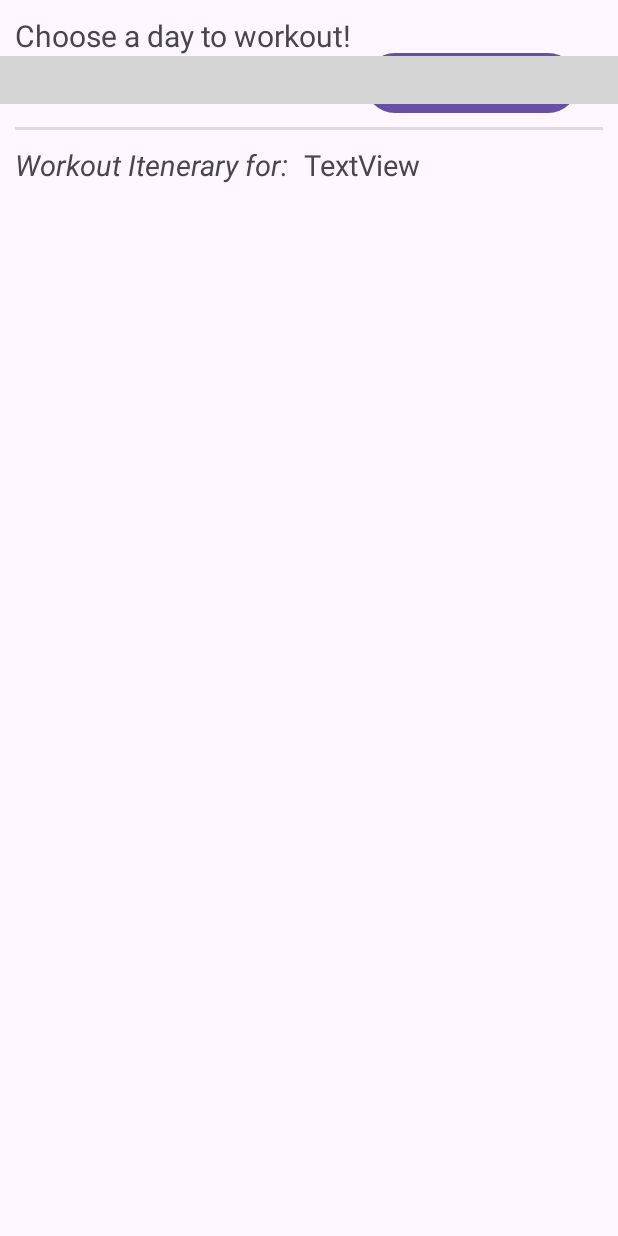
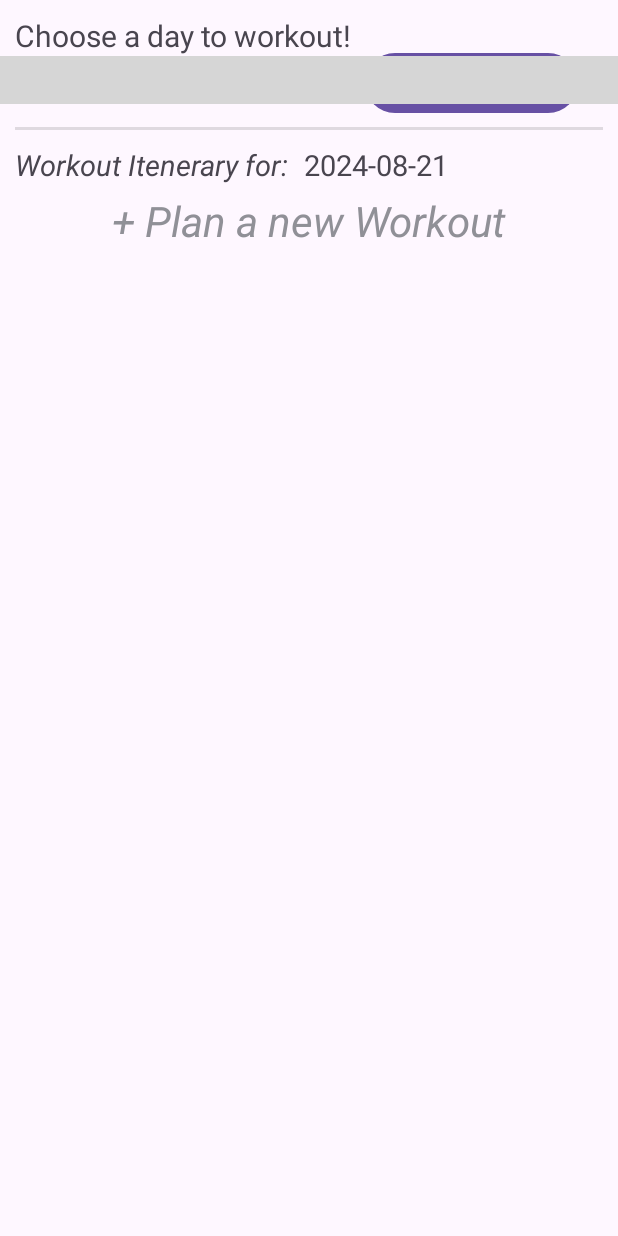
Before and after one commit to Xsylum/workout-android-app, an Android app: the screen it shows after launch (SchedulingActivity), after a tap on "Move to Scheduling", on a phone screen of 412 x 824 dp. Run offline under Robolectric (Android 15) with nearby library versions, the phone set to English and light mode, and no system bars; libraries missing offline, so code that uses them is left out: com.kizitonwose.calendar; plain views replace CalendarView; 5 statements that could not run were skipped; grey boxes are pictures that could not be loaded.

Commit message:
Create Add Workout button in SchedulingActivity

```diff
--- a/app/src/main/java/com/example/workoutapplication/SchedulingActivity.kt
+++ b/app/src/main/java/com/example/workoutapplication/SchedulingActivity.kt
@@ -1,5 +1,6 @@
 package com.example.workoutapplication
 
+import android.content.Intent
 import android.graphics.Color
 import android.graphics.drawable.Drawable
 import android.graphics.drawable.GradientDrawable
@@ -21,6 +22,7 @@ import com.example.workoutapplication.dataClasses.Regimen
 import com.example.workoutapplication.dataClasses.WorkoutEvent
 import com.example.workoutapplication.dataClasses.WorkoutLog
 import com.example.workoutapplication.databinding.CalendarDayLayoutBinding
+import com.example.workoutapplication.WorkoutScheduleAdapter.WorkoutScheduleListener
 import com.kizitonwose.calendar.core.CalendarDay
 import com.kizitonwose.calendar.core.firstDayOfWeekFromLocale
 import com.kizitonwose.calendar.view.MonthDayBinder
@@ -28,7 +30,7 @@ import com.kizitonwose.calendar.view.ViewContainer
 import java.time.LocalDate
 import java.time.YearMonth
 
-class SchedulingActivity : AppCompatActivity() {
+class SchedulingActivity : AppCompatActivity(), WorkoutScheduleListener {
 
     lateinit var calendarView: com.kizitonwose.calendar.view.CalendarView
     val events = mutableMapOf<LocalDate, List<WorkoutEvent>>()
@@ -130,7 +132,20 @@ class SchedulingActivity : AppCompatActivity() {
     }
 
     fun displayWorkoutScheduleForDay(date: LocalDate) {
-        val newScheduleAdapter = WorkoutScheduleAdapter(events[date] ?: ArrayList())
+        val dateTV = findViewById<TextView>(R.id.tv_iteneraryDate)
+        dateTV.text = date.toString()
+
+        val newScheduleAdapter =
+            WorkoutScheduleAdapter(events[date] ?: ArrayList(), this)
         scheduleRecyclerView.swapAdapter(newScheduleAdapter, true)
     }
+
+    override fun addNewWorkout() {
+        startActivity(
+            Intent(
+                this,
+                WorkoutLogActivity::class.java
+            )
+        )
+    }
 }
--- a/app/src/main/java/com/example/workoutapplication/WorkoutScheduleAdapter.kt
+++ b/app/src/main/java/com/example/workoutapplication/WorkoutScheduleAdapter.kt
@@ -5,13 +5,24 @@ import android.view.View
 import android.view.ViewGroup
 import android.widget.TextView
 import androidx.recyclerview.widget.RecyclerView
-import androidx.recyclerview.widget.RecyclerView.ViewHolder
 import com.example.workoutapplication.WorkoutScheduleAdapter.WorkoutScheduleViewHolder
 import com.example.workoutapplication.dataClasses.WorkoutEvent
-import org.w3c.dom.Text
 
-class WorkoutScheduleAdapter(private val localDataSet: List<WorkoutEvent>)
-    : RecyclerView.Adapter<WorkoutScheduleViewHolder>() {
+open class RecyclerViewItem
+
+
+class WorkoutScheduleAdapter(private val localDataSet: List<WorkoutEvent>,
+                             private val listener: WorkoutScheduleListener)
+    : RecyclerView.Adapter<RecyclerView.ViewHolder>() {
+
+    companion object {
+        val TYPE_EXISTING = 1
+        val TYPE_ADD = 2
+    }
+
+    interface WorkoutScheduleListener {
+        fun addNewWorkout()
+    }
 
     inner class WorkoutScheduleViewHolder(view: View): RecyclerView.ViewHolder(view) {
         val workoutNameTV: TextView
@@ -19,24 +30,57 @@ class WorkoutScheduleAdapter(private val localDataSet: List<WorkoutEvent>)
         val workoutRegimenTV: TextView
 
         init {
-            workoutNameTV = view.findViewById(R.id.tv_WorkoutScheduleName)
-            workoutExercisesTV = view.findViewById(R.id.tv_WorkoutScheduleExecises)
-            workoutRegimenTV = view.findViewById(R.id.tv_WorkoutScheduleRegimen)
+            workoutNameTV = view.findViewById(R.id.tv_workoutScheduleName)
+            workoutExercisesTV = view.findViewById(R.id.tv_workoutScheduleExecises)
+            workoutRegimenTV = view.findViewById(R.id.tv_workoutScheduleRegimen)
         }
     }
+
+    inner class AddWorkoutViewHolder(view: View): RecyclerView.ViewHolder(view),
+        View.OnClickListener {
+        val addWorkoutTV: TextView
+
+        init {
+            view.setOnClickListener(this)
+            addWorkoutTV = view.findViewById(R.id.tv_scheduleAddWorkout)
+        }
+
+        override fun onClick(v: View?) {
+            listener.addNewWorkout()
+        }
+    }
+
+    override fun getItemViewType(position: Int): Int {
+        return if (position == localDataSet.size) {
+            TYPE_ADD
+        } else {
+            TYPE_EXISTING
+        }
+    }
+
     override fun onCreateViewHolder(viewGroup: ViewGroup, viewType: Int)
-        : WorkoutScheduleViewHolder {
+        : RecyclerView.ViewHolder {
+        return if (viewType == TYPE_EXISTING) {
             val view = LayoutInflater.from(viewGroup.context)
                 .inflate(R.layout.workout_schedule_row_item, viewGroup, false)
-        return WorkoutScheduleViewHolder(view)
+            WorkoutScheduleViewHolder(view)
+        } else {
+            val view = LayoutInflater.from(viewGroup.context)
+                .inflate(R.layout.workout_schedule_add_item, viewGroup, false)
+            AddWorkoutViewHolder(view)
+        }
     }
 
-    override fun onBindViewHolder(viewHolder: WorkoutScheduleViewHolder, pos: Int) {
-        viewHolder.workoutNameTV.text = localDataSet[pos].workoutLog.workoutID.toString()
+    override fun onBindViewHolder(viewHolder: RecyclerView.ViewHolder, pos: Int) {
+        // change TextView values if the item type is an already scheduled workout
+        if (getItemViewType(pos) == TYPE_EXISTING) {
+            val holder = viewHolder as WorkoutScheduleViewHolder
+            holder.workoutNameTV.text =
+                localDataSet[pos].workoutLog.workoutID.toString()
 
             val workoutRegimen = localDataSet[pos].workoutLog.workoutRegimen
             if (workoutRegimen != null) {
-            viewHolder.workoutRegimenTV.text = localDataSet[pos].workoutLog.workoutRegimen!!.name
+                holder.workoutRegimenTV.text = localDataSet[pos].workoutLog.workoutRegimen!!.name
 
                 // Building preview string of workout's exercises
                 val exerciseList = StringBuilder()
@@ -57,15 +101,17 @@ class WorkoutScheduleAdapter(private val localDataSet: List<WorkoutEvent>)
                     exerciseList.append("No exercises!")
                 }
 
-            viewHolder.workoutExercisesTV.text = exerciseList.toString()
+                holder.workoutExercisesTV.text = exerciseList.toString()
             } else {
-            viewHolder.workoutRegimenTV.text = "Null Regimen!"
-            viewHolder.workoutExercisesTV.text = "No exercises!"
+                holder.workoutRegimenTV.text = "Null Regimen!"
+                holder.workoutExercisesTV.text = "No exercises!"
             }
-
+        }
+        // No need to change anything for "add workout view"
     }
 
     override fun getItemCount(): Int {
-        return localDataSet.size
+        // all planned exercises + the "add workout" view
+        return localDataSet.size + 1
     }
 }
--- /dev/null
+++ b/app/src/main/res/layout/workout_schedule_add_item.xml
@@ -0,0 +1,17 @@
+<?xml version="1.0" encoding="utf-8"?>
+<androidx.constraintlayout.widget.ConstraintLayout xmlns:android="http://schemas.android.com/apk/res/android"
+    xmlns:app="http://schemas.android.com/apk/res-auto"
+    android:layout_width="match_parent"
+    android:layout_height="wrap_content">
+
+    <TextView
+        android:id="@+id/tv_scheduleAddWorkout"
+        android:layout_width="wrap_content"
+        android:layout_height="wrap_content"
+        android:text="+ Plan a new Workout"
+        android:textColor="@color/material_dynamic_neutral60"
+        android:textSize="28sp"
+        android:textStyle="italic"
+        app:layout_constraintEnd_toEndOf="parent"
+        app:layout_constraintStart_toStartOf="parent" />
+</androidx.constraintlayout.widget.ConstraintLayout>
```
Also changed, not shown: app/src/main/res/layout/workout_schedule_row_item.xml (+5 -5 lines). Lines whose indentation alone changed are shown as unchanged.
